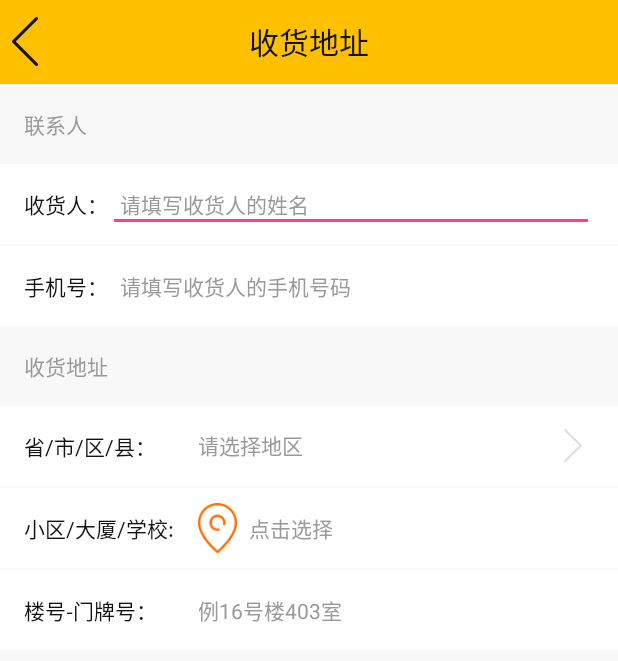
After one commit to duhualong/GoldBowls, an Android app: the layout activity_edit_reception_address.xml on its own in the app's theme, with its tools: preview values and no code run, on a phone screen of 412 x 824 dp. The commit adds this screen. Shown: the top 661 px of the screen. Run offline under Robolectric (Android 15) with nearby library versions, the phone set to English and light mode, and no system bars.

```diff
--- /dev/null
+++ b/app/src/main/res/layout/activity_edit_reception_address.xml
@@ -0,0 +1,222 @@
+<?xml version="1.0" encoding="utf-8"?>
+<LinearLayout xmlns:android="http://schemas.android.com/apk/res/android"
+    android:orientation="vertical"
+    android:layout_width="match_parent"
+    android:layout_height="match_parent"
+    android:background="@color/light_white">
+    <RelativeLayout
+        android:layout_width="match_parent"
+        android:layout_height="?android:actionBarSize"
+        android:background="@color/colorPrimary">
+        <ImageView
+            android:id="@id/back_left"
+            android:layout_width="wrap_content"
+            android:layout_height="wrap_content"
+            android:src="@drawable/ic_back_black_left"
+            android:layout_centerVertical="true"
+            android:padding="@dimen/space.small"/>
+        <TextView
+            android:layout_width="wrap_content"
+            android:layout_height="wrap_content"
+            android:layout_centerInParent="true"
+            android:textColor="@color/tint_color"
+            android:textAppearance="@style/TextAppearance.AppCompat.Title"
+            android:text="@string/tv_shipping_address"/>
+
+    </RelativeLayout>
+
+    <TextView
+        android:layout_width="wrap_content"
+        android:layout_height="wrap_content"
+        android:textColor="@color/gray_deep"
+        android:padding="@dimen/space.medium"
+        android:textAppearance="@style/TextAppearance.AppCompat.Body1"
+        android:text="@string/tv_contact"/>
+    <RelativeLayout
+        android:layout_width="match_parent"
+        android:layout_height="wrap_content"
+        android:background="@color/white">
+        <TextView
+            android:id="@id/tv_accept_linkman"
+            android:layout_width="wrap_content"
+            android:layout_height="wrap_content"
+            android:text="@string/tv_accept_linkman"
+            android:textColor="@color/tint_color"
+            android:layout_centerVertical="true"
+            android:paddingTop="@dimen/space.medium"
+            android:paddingBottom="@dimen/space.medium"
+            android:layout_marginStart="@dimen/space.medium"
+            android:layout_marginLeft="@dimen/space.medium"
+            android:textAppearance="@style/TextAppearance.AppCompat.Body1"
+            />
+        <EditText
+            android:id="@id/et_input_linkman"
+            android:layout_width="match_parent"
+            android:layout_height="wrap_content"
+            android:padding="@dimen/space.small"
+            android:layout_centerVertical="true"
+            android:layout_marginEnd="@dimen/space.medium"
+            android:layout_marginRight="@dimen/space.medium"
+            android:textColorHint="@color/gray_deep"
+            android:textColor="@color/tint_color"
+            android:textAppearance="@style/TextAppearance.AppCompat.Body1"
+            android:hint="@string/et_accept_linkman_hint"
+            android:layout_toEndOf="@id/tv_accept_linkman"
+            android:layout_toRightOf="@id/tv_accept_linkman"/>
+    </RelativeLayout>
+    <RelativeLayout
+        android:layout_width="match_parent"
+        android:layout_height="wrap_content"
+        android:layout_marginTop="1dp"
+        android:background="@color/white">
+        <TextView
+            android:id="@id/tv_accept_linkman_phone"
+            android:layout_width="wrap_content"
+            android:layout_height="wrap_content"
+            android:text="@string/tv_accept_phone"
+            android:textColor="@color/tint_color"
+            android:layout_centerVertical="true"
+            android:paddingTop="@dimen/space.medium"
+            android:paddingBottom="@dimen/space.medium"
+            android:layout_marginStart="@dimen/space.medium"
+            android:layout_marginLeft="@dimen/space.medium"
+            android:textAppearance="@style/TextAppearance.AppCompat.Body1"
+            />
+        <EditText
+            android:id="@id/et_input_linkman_phone"
+            android:layout_width="match_parent"
+            android:layout_height="wrap_content"
+            android:padding="@dimen/space.small"
+            android:layout_centerVertical="true"
+            android:layout_marginEnd="@dimen/space.medium"
+            android:layout_marginRight="@dimen/space.medium"
+            android:textColorHint="@color/gray_deep"
+            android:textColor="@color/tint_color"
+            android:inputType="phone"
+            android:maxLength="11"
+            android:textAppearance="@style/TextAppearance.AppCompat.Body1"
+            android:hint="@string/et_accept_phone_hint"
+            android:layout_toEndOf="@id/tv_accept_linkman_phone"
+            android:layout_toRightOf="@id/tv_accept_linkman_phone"/>
+    </RelativeLayout>
+
+
+    <TextView
+        android:layout_width="wrap_content"
+        android:layout_height="wrap_content"
+        android:textColor="@color/gray_deep"
+        android:padding="@dimen/space.medium"
+        android:textAppearance="@style/TextAppearance.AppCompat.Body1"
+        android:text="@string/tv_shipping_address"/>
+    <RelativeLayout
+        android:layout_width="match_parent"
+        android:layout_height="wrap_content"
+        android:background="@color/white">
+        <TextView
+            android:id="@id/tv_linkman_area"
+            android:layout_width="100dp"
+            android:layout_height="wrap_content"
+            android:text="@string/tv_province_city"
+            android:textColor="@color/tint_color"
+            android:layout_centerVertical="true"
+            android:paddingTop="@dimen/space.medium"
+            android:paddingBottom="@dimen/space.medium"
+            android:layout_marginStart="@dimen/space.medium"
+            android:layout_marginLeft="@dimen/space.medium"
+            android:textAppearance="@style/TextAppearance.AppCompat.Body1"
+            />
+        <TextView
+            android:id="@id/tv_area_reception"
+            android:layout_width="match_parent"
+            android:layout_height="wrap_content"
+            android:padding="@dimen/space.small"
+            android:layout_centerVertical="true"
+            android:layout_marginEnd="@dimen/space.medium"
+            android:layout_marginRight="@dimen/space.medium"
+            android:textColorHint="@color/gray_deep"
+            android:textColor="@color/tint_color"
+            android:textAppearance="@style/TextAppearance.AppCompat.Body1"
+            android:hint="@string/tv_address_province"
+            android:layout_toEndOf="@id/tv_linkman_area"
+            android:layout_marginLeft="@dimen/space.small"
+            android:layout_marginStart="@dimen/space.small"
+            android:drawableEnd="@drawable/ic_arrow_right_gray"
+            android:drawableRight="@drawable/ic_arrow_right_gray"
+            android:layout_toRightOf="@id/tv_linkman_area"/>
+    </RelativeLayout>
+    <RelativeLayout
+        android:layout_width="match_parent"
+        android:layout_height="wrap_content"
+        android:layout_marginTop="1dp"
+        android:background="@color/white">
+        <TextView
+            android:id="@id/tv_edifice"
+            android:layout_width="100dp"
+            android:layout_height="wrap_content"
+            android:text="@string/tv_edifice_address"
+            android:textColor="@color/tint_color"
+            android:layout_centerVertical="true"
+            android:paddingTop="@dimen/space.medium"
+            android:paddingBottom="@dimen/space.medium"
+            android:layout_marginStart="@dimen/space.medium"
+            android:layout_marginLeft="@dimen/space.medium"
+            android:textAppearance="@style/TextAppearance.AppCompat.Body1"
+            />
+        <TextView
+            android:id="@id/tv_street_reception"
+            android:layout_width="match_parent"
+            android:layout_height="wrap_content"
+            android:padding="@dimen/space.small"
+            android:layout_centerVertical="true"
+            android:layout_marginEnd="@dimen/space.medium"
+            android:layout_marginRight="@dimen/space.medium"
+            android:textColorHint="@color/gray_deep"
+            android:textColor="@color/tint_color"
+            android:gravity="center_vertical"
+            android:layout_marginLeft="@dimen/space.small"
+            android:layout_marginStart="@dimen/space.small"
+            android:drawablePadding="@dimen/space.small"
+            android:textAppearance="@style/TextAppearance.AppCompat.Body1"
+            android:hint="@string/et_baidu_search"
+            android:layout_toEndOf="@id/tv_edifice"
+          android:drawableLeft="@drawable/ic_address_location"
+            android:drawableStart="@drawable/ic_address_location"
+            android:layout_toRightOf="@id/tv_edifice"/>
+    </RelativeLayout>
+    <RelativeLayout
+        android:layout_width="match_parent"
+        android:layout_height="wrap_content"
+        android:layout_marginTop="1dp"
+        android:background="@color/white">
+        <TextView
+            android:id="@id/tv_accept_house_number"
+            android:layout_width="100dp"
+            android:layout_height="wrap_content"
+            android:text="@string/tv_house_number"
+            android:textColor="@color/tint_color"
+            android:layout_centerVertical="true"
+            android:paddingTop="@dimen/space.medium"
+            android:paddingBottom="@dimen/space.medium"
+            android:layout_marginStart="@dimen/space.medium"
+            android:layout_marginLeft="@dimen/space.medium"
+            android:textAppearance="@style/TextAppearance.AppCompat.Body1"
+            />
+        <EditText
+            android:id="@id/et_input_address_detail"
+            android:layout_width="match_parent"
+            android:layout_height="wrap_content"
+            android:padding="@dimen/space.small"
+            android:layout_centerVertical="true"
+            android:layout_marginEnd="@dimen/space.medium"
+            android:layout_marginRight="@dimen/space.medium"
+            android:textColorHint="@color/gray_deep"
+            android:textColor="@color/tint_color"
+            android:layout_marginLeft="@dimen/space.small"
+            android:layout_marginStart="@dimen/space.small"
+            android:textAppearance="@style/TextAppearance.AppCompat.Body1"
+            android:hint="@string/et_example_house_number"
+            android:layout_toEndOf="@id/tv_accept_house_number"
+            android:layout_toRightOf="@id/tv_accept_house_number"/>
+    </RelativeLayout>
+
+</LinearLayout>
--- a/app/src/main/res/values/colors.xml
+++ b/app/src/main/res/values/colors.xml
@@ -18,6 +18,7 @@
     <color name="teal">#009688</color>
     <color name="green">#4CAF50</color>
     <color name="green_light">#8BC34A</color>
+    <color name="green_deep">#51D137</color>
     <color name="lime">#CDDC39</color>
     <color name="yellow">#FFEB3B</color>
     <color name="amber">#FFC107</color>
--- a/app/src/main/res/values/ids.xml
+++ b/app/src/main/res/values/ids.xml
@@ -96,5 +96,26 @@
     <item name="item_code_title" type="id" />
     <item name="item_code_number" type="id" />
     <item name="item_code_date" type="id" />
+    <!--交易记录-->
+    <item name="list_trading_record" type="id" />
+    <item name="item_trading_title" type="id"/>
+    <item name="item_trading_date" type="id"/>
+    <item name="item_trading_code" type="id"/>
+    <item name="item_trading_audit" type="id"/>
+    <item name="et_payment_password" type="id" />
+    <item name="et_affirm_payment_password" type="id" />
+    <item name="btn_affirm" type="id" />
+    <!--收货地址-->
+    <item name="tv_accept_linkman" type="id" />
+    <item name="et_input_linkman" type="id" />
+    <item name="tv_accept_linkman_phone" type="id" />
+    <item name="et_input_linkman_phone" type="id" />
+    <item name="tv_linkman_area" type="id" />
+    <item name="tv_area_reception" type="id" />
+    <item name="tv_edifice" type="id" />
+    <item name="tv_street_reception" type="id" />
+    <item name="tv_accept_house_number" type="id" />
+    <item name="et_input_address_detail" type="id" />
+    <item name="tv_manage" type="id" />
 
 </resources>
--- a/app/src/main/res/values/strings.xml
+++ b/app/src/main/res/values/strings.xml
@@ -83,6 +83,11 @@
     <string name="tv_payment_password">支付密码</string>
     <string name="tv_gesture_password">手势密码</string>
     <string name="tv_set_gesture_password">设置手势密码</string>
+    <!--设置支付密码-->
+    <string name="tv_set_payment_password">设置支付密码</string>
+    <string name="tv_affirm_payment_password">确认支付密码</string>
+    <string name="et_input_payment_password_hint">请输入6位支付密码</string>
+    <string name="et_affirm_input_password_payment_hint">请再次输入支付密码</string>
 
     <!--我的积分-->
     <string name="tv_total_code">总积分</string>
@@ -95,7 +100,28 @@
     <string name="item_code_date_time">2016&#8211;10&#8211;12 10:00</string>
     <string name="item_code_number">+222</string>
 
+    <!--交易记录-->
+    <string name="item_trading_title">投资项目（订单号2015122010）</string>
+    <string name="item_record_audit">正在审核中</string>
 
+    <!--收货地址-->
+    <string name="tv_manage">管理</string>
+    <string name="tv_cancel">取消</string>
+    <string name="tv_address_name">东方不败</string>
+    <string name="tv_address_phone">18717893534</string>
+    <string name="tv_address_detail">上海市闸北区上海南站无名路78号4栋103室</string>
+    <string name="tv_contact">联系人</string>
+    <string name="tv_accept_linkman">收货人：</string>
+    <string name="et_accept_linkman_hint">请填写收货人的姓名</string>
+    <string name="tv_accept_phone">手机号：</string>
+    <string name="et_accept_phone_hint">请填写收货人的手机号码</string>
+    <string name="tv_edifice_address">小区/大厦/学校:</string>
+    <string name="et_baidu_search">点击选择</string>
+    <string name="tv_house_number">楼号-门牌号：</string>
+    <string name="et_example_house_number">例16号楼403室</string>
+    <string name="btn_address_finished">完成</string>
+    <string name="tv_province_city">省/市/区/县：</string>
+    <string name="tv_address_province">请选择地区</string>
 
 
 
```
Also changed, not shown: app/src/main/res/drawable/checkbox_set_password_style.xml (+4 -4 lines), app/src/main/res/layout/activity_reception_address.xml (added, +40 -0 lines), app/src/main/res/layout/activity_set_payment_password.xml (added, +98 -0 lines), app/src/main/res/layout/activity_trading_record.xml (added, +40 -0 lines), app/src/main/res/layout/item_trading_record.xml (added, +42 -0 lines), app/src/main/res/drawable-hdpi/ic_address_location.png (added), app/src/main/res/drawable-hdpi/ic_checkbox_payment_close.png (added), app/src/main/res/drawable-hdpi/ic_checkbox_payment_open.png (added).
